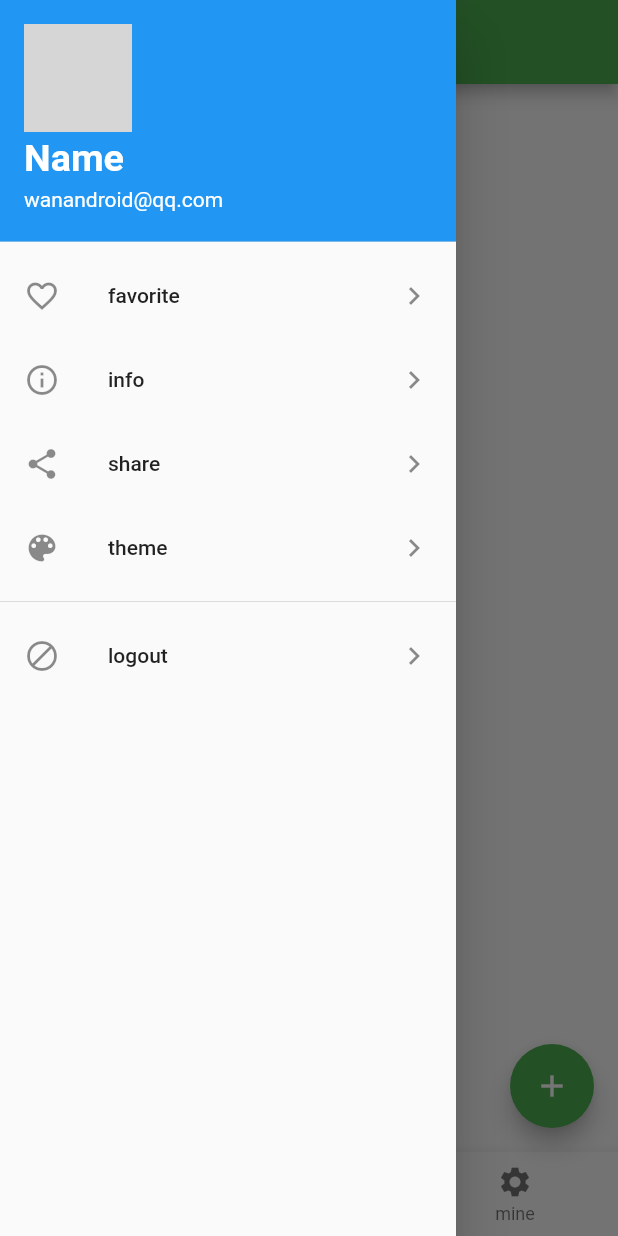
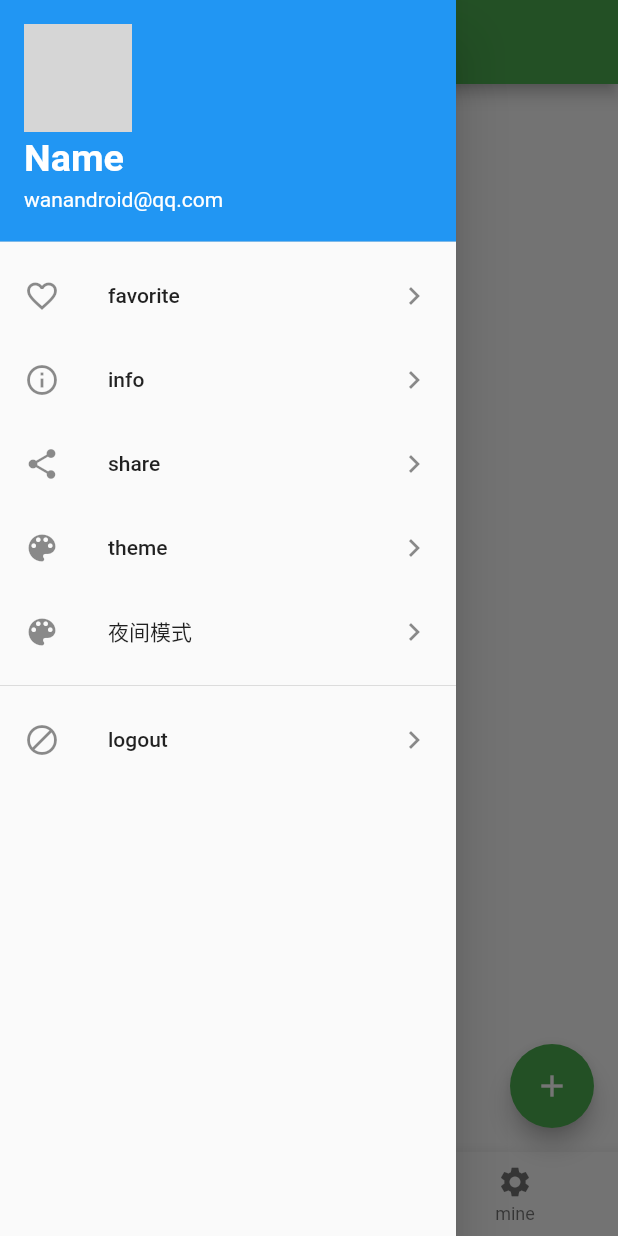
Before and after one commit to qintangtao/flutter_app02, a Flutter app: the screen it shows after launch, with the side drawer open, on a phone screen of 412 x 824 dp. Run offline on Flutter 3.47's test engine with Material 2 defaults, Android fonts, the light colour scheme and no system bars; our stand-ins replace date_format, flutter_screenutil, fluttertoast, image_picker, shared_preferences; missing offline and left inert: city_pickers, flutter_picker, tform; network calls fail; grey boxes are pictures that could not be loaded.

Commit message:
add ThemeMode

```diff
--- a/lib/main.dart
+++ b/lib/main.dart
@@ -1,12 +1,10 @@
 import 'package:flutter/material.dart';
 import 'package:provider/provider.dart';
-import 'package:shared_preferences/shared_preferences.dart';
 import 'package:flutter_picker/flutter_picker.dart';
 import 'package:flutter_localizations/flutter_localizations.dart';
 import 'package:flutter_screenutil/flutter_screenutil.dart';
 import 'package:flutter_app02/viewmodel/theme_view_model.dart';
 import 'package:flutter_app02/generated/l10n.dart';
-import 'package:flutter_app02/res/colors.dart';
 import 'package:flutter_app02/ui/page/main/main_page.dart';
 
 void main() async {
@@ -29,27 +27,11 @@ class MyApp extends StatefulWidget {
 
 class _MyAppState extends State<MyApp> {
 
-//class MyApp extends StatelessWidget {
-
-  //const MyApp({Key? key}) : super(key: key);
-
   @override
   void initState() {
     // TODO: implement initState
     super.initState();
-    _initAsync();
-  }
-
-  void _initAsync() async {
-    //int index = await _getTheme();
-    int index = await Provider.of<ThemeViewModel>(context, listen: false).getTheme();
-    print("default theme ${index}");
-    Provider.of<ThemeViewModel>(context, listen: false).setTheme(index);
-  }
-
-  Future<int> _getTheme() async {
-    SharedPreferences sp = await SharedPreferences.getInstance();
-    return sp.getInt("themeIndex") ?? 0;
+    Provider.of<ThemeViewModel>(context, listen: false).init();
   }
 
   // This widget is the root of your application.
@@ -70,12 +52,9 @@ class _MyAppState extends State<MyApp> {
 
           return MaterialApp(
             title: 'Flutter Demo',
-            theme: ThemeData(
-              primaryColor:  YColors.themeColor[model.index]["primaryColor"],
-              appBarTheme: AppBarTheme(
-                color: YColors.themeColor[model.index]["primaryColor"],
-              ),
-            ),
+            themeMode: model.themeMode,
+            theme: model.lightTheme,
+            darkTheme: model.darkTheme,
             localizationsDelegates: const [
               GlobalMaterialLocalizations.delegate,
               GlobalCupertinoLocalizations.delegate,
@@ -89,44 +68,7 @@ class _MyAppState extends State<MyApp> {
         },
       ),
     );
-    /*
-    ScreenUtil.init(
-        BoxConstraints(
-            maxWidth: MediaQuery.of(context).size.width,
-            maxHeight: MediaQuery.of(context).size.height
-        ),
-        designSize: const Size(360, 690),
-        orientation: Orientation.portrait
-    );
 
-    return Consumer<ThemeViewModel>(
-      builder: (context,model,child) {
-        //int indexa = model.index;
-        //var priColor = YColors.themeColor[model.index]["primaryColor"];
-        //print('ThemeProvide setTheme ${indexa} ${priColor}');
-        return MaterialApp(
-          title: 'Flutter Demo',
-          theme: ThemeData(
-            primaryColor:  YColors.themeColor[model.index]["primaryColor"],
-            appBarTheme: AppBarTheme(
-              color: YColors.themeColor[model.index]["primaryColor"],
-            ),
-          ),
-          localizationsDelegates: const [
-            GlobalMaterialLocalizations.delegate,
-            GlobalCupertinoLocalizations.delegate,
-            GlobalWidgetsLocalizations.delegate,
-            PickerLocalizationsDelegate.delegate,
-            S.delegate
-          ],
-          supportedLocales: S.delegate.supportedLocales,
-          home: const MainPage(),
-        );
-      },
-    );
-*/
   }
 
-
-
 }
--- a/lib/res/colors.dart
+++ b/lib/res/colors.dart
@@ -6,45 +6,45 @@ class YColors {
   static const Map themeColor = {
     0: {//green
       "primaryColor": Color(0xff4caf50),
-      "colorPrimaryDark": Color(0xff388E3C),
-      "colorAccent": Color(0xff8BC34A),
-      "colorPrimaryLight": Color(0xffC8E6C9),
+      "primaryColorDark": Color(0xff388E3C),
+      "primaryColorLight": Color(0xffC8E6C9),
+      "accentColor": Color(0xff8BC34A),
     },
     1:{//red
       "primaryColor": Color(0xffF44336),
-      "colorPrimaryDark": Color(0xffD32F2F),
-      "colorAccent": Color(0xffFF5252),
-      "colorPrimaryLight": Color(0xffFFCDD2),
+      "primaryColorDark": Color(0xffD32F2F),
+      "primaryColorLight": Color(0xffFFCDD2),
+      "accentColor": Color(0xffFF5252),
     },
     2:{//blue
       "primaryColor": Color(0xff2196F3),
-      "colorPrimaryDark": Color(0xff1976D2),
-      "colorAccent": Color(0xff448AFF),
-      "colorPrimaryLight": Color(0xffBBDEFB),
+      "primaryColorDark": Color(0xff1976D2),
+      "primaryColorLight": Color(0xffBBDEFB),
+      "accentColor": Color(0xff448AFF),
     },
     3:{//pink
       "primaryColor": Color(0xffE91E63),
-      "colorPrimaryDark": Color(0xffC2185B),
-      "colorAccent": Color(0xffFF4081),
-      "colorPrimaryLight": Color(0xffF8BBD0),
+      "primaryColorDark": Color(0xffC2185B),
+      "primaryColorLight": Color(0xffF8BBD0),
+      "accentColor": Color(0xffFF4081),
     },
     4:{//purple
       "primaryColor": Color(0xff673AB7),
-      "colorPrimaryDark": Color(0xff512DA8),
-      "colorAccent": Color(0xff7C4DFF),
-      "colorPrimaryLight": Color(0xffD1C4E9),
+      "primaryColorDark": Color(0xff512DA8),
+      "primaryColorLight": Color(0xffD1C4E9),
+      "accentColor": Color(0xff7C4DFF),
     },
     5:{//grey
       "primaryColor": Color(0xff9E9E9E),
-      "colorPrimaryDark": Color(0xff616161),
-      "colorAccent": Color(0xff9E9E9E),
-      "colorPrimaryLight": Color(0xffF5F5F5),
+      "primaryColorDark": Color(0xff616161),
+      "primaryColorLight": Color(0xffF5F5F5),
+      "accentColor": Color(0xff9E9E9E),
     },
     6:{//black
       "primaryColor": Color(0xff333333),
-      "colorPrimaryDark": Color(0xff000000),
-      "colorAccent": Color(0xff666666),
-      "colorPrimaryLight": Color(0xff999999),
+      "primaryColorDark": Color(0xff000000),
+      "primaryColorLight": Color(0xff999999),
+      "accentColor": Color(0xff666666),
     },
   };
 }
--- a/lib/ui/page/main/main_page.dart
+++ b/lib/ui/page/main/main_page.dart
@@ -33,17 +33,13 @@ class _MainPageState extends State<MainPage> {
   ];
 
   @override
+  void initState() {
+    // TODO: implement initState
+    super.initState();
+  }
+
+  @override
   Widget build(BuildContext context) {
-    /*
-    ScreenUtil.init(
-        BoxConstraints(
-            maxWidth: MediaQuery.of(context).size.width,
-            maxHeight: MediaQuery.of(context).size.height
-        ),
-        designSize: const Size(360, 690),
-        orientation: Orientation.portrait
-    );
-  */
     if (_title.isEmpty) {
       _title = S.of(context).home;
     }
@@ -53,7 +49,6 @@ class _MainPageState extends State<MainPage> {
         // Here we take the value from the MyHomePage object that was created by
         // the App.build method, and use it to set our appbar title.
         title: Text(_title),
-        backgroundColor: Theme.of(context).primaryColor,
       ),
       body: PageView(
         onPageChanged: _pageChange,
@@ -131,6 +126,21 @@ class _MainPageState extends State<MainPage> {
             },
           ),
 
+          ListTile(
+            leading: const Icon(Icons.color_lens),
+            title: const Text('夜间模式'),
+            trailing:const  Icon(Icons.chevron_right),
+            onTap: () {
+              final ThemeViewModel themeViewModel = Provider.of<ThemeViewModel>(context, listen: false);
+              if (themeViewModel.themeMode == ThemeMode.light) {
+                themeViewModel.themeMode = ThemeMode.dark;
+              } else {
+                themeViewModel.themeMode = ThemeMode.light;
+              }
+              Navigator.of(context).pop();
+            },
+          ),
+
           const Divider(),
 
           ListTile(
@@ -200,7 +210,7 @@ class _MainPageState extends State<MainPage> {
             )
           ],
           content: SingleChildScrollView(
-            child: Container(
+            child: SizedBox(
               width: MediaQuery.of(context).size.width * 0.9,
               height: MediaQuery.of(context).size.height * 0.5,
               child: ListView.builder(
@@ -213,7 +223,7 @@ class _MainPageState extends State<MainPage> {
                       color: YColors.themeColor[position]["primaryColor"],
                     ),
                     onTap: () {
-                      Provider.of<ThemeViewModel>(context, listen: false).setTheme(position);
+                      Provider.of<ThemeViewModel>(context, listen: false).themeIndex = position;
                       Navigator.of(context).pop();
                     },
                   );
--- a/lib/ui/widgets/loading_dialog.dart
+++ b/lib/ui/widgets/loading_dialog.dart
@@ -28,6 +28,7 @@ class LoadingDialog extends StatelessWidget {
   @override
   Widget build(BuildContext context) {
     // TODO: implement build
+    final DialogTheme dialogTheme = DialogTheme.of(context);
     return Material(
       type: MaterialType.transparency,
       child: GestureDetector(
@@ -45,7 +46,7 @@ class LoadingDialog extends StatelessWidget {
                 onTap: () {},
                 child: Container(
                   decoration: ShapeDecoration(
-                    color: backgroundColor ?? Colors.white,
+                    color: backgroundColor ?? dialogTheme.backgroundColor ?? Theme.of(context).dialogBackgroundColor,
                     shape: const RoundedRectangleBorder(
                       borderRadius: BorderRadius.all(Radius.circular(AppDimens.DIMENS_10),),
                     ),
--- a/lib/ui/widgets/photos_cell.dart
+++ b/lib/ui/widgets/photos_cell.dart
@@ -26,7 +26,7 @@ class CustomPhotosWidget extends StatelessWidget {
               row.title,
               style: const TextStyle(
                 fontSize: 15,
-                color: Colors.black87,
+                //color: Colors.black87,
               ),
             ),
           ),
--- a/lib/ui/widgets/select_image.dart
+++ b/lib/ui/widgets/select_image.dart
@@ -32,7 +32,7 @@ class _SelectImageViewState  extends State<SelectImageView> {
       child: Container(
         width: ScreenUtil().setWidth(90),
         margin: EdgeInsets.only(right: ScreenUtil().setWidth(10)),
-        color: Colors.grey[200],
+        color: Theme.of(context).brightness == Brightness.light ? Colors.grey[200] : Colors.grey[700] ,
         child:  imageUrl != null
           ? Image.file(File(imageUrl!),fit: BoxFit.cover,)
           : const SizedBox.shrink()
@@ -87,9 +87,10 @@ class _SelectImageViewState  extends State<SelectImageView> {
                 title: Text(
                   S.of(context).cancelText,
                   textAlign: TextAlign.center,
+                  /*
                   style: TextStyle(
                     color: Theme.of(context).primaryColor,
-                  ),
+                  ),*/
                 ),
                 onTap: () {
                   Navigator.pop(context);
--- a/lib/ui/widgets/verifitionc_code_button.dart
+++ b/lib/ui/widgets/verifitionc_code_button.dart
@@ -52,7 +52,9 @@ class _VerifitionCodeButtonState extends State<VerifitionCodeButton> {
               style: Theme.of(context)
                   .textTheme
                   .button
-                  ?.copyWith(color: Theme.of(context).primaryColor),
+                  ?.copyWith(
+                  color: Theme.of(context).brightness == Brightness.light ? Theme.of(context).primaryColor : Colors.white
+              ),
             );
           },
         ),
--- a/lib/viewmodel/theme_view_model.dart
+++ b/lib/viewmodel/theme_view_model.dart
@@ -1,28 +1,116 @@
 import 'package:flutter/material.dart';
 import 'package:shared_preferences/shared_preferences.dart';
+import 'package:flutter_app02/res/colors.dart';
 
 class ThemeViewModel with ChangeNotifier {
 
-  int _index = 0;
-  int get index => _index;
+  void init() async {
+    int index = await _loadThemeMode();
+    if (index == ThemeMode.light.index) {
+      _themeMode = ThemeMode.light;
+    } else if (index == ThemeMode.dark.index) {
+      _themeMode = ThemeMode.dark;
+    } else {
+      _themeMode = ThemeMode.system;
+    }
 
-  void setTheme(int index) async {
-    if (index == _index) return;
-    _index = index;
-    SharedPreferences sp = await SharedPreferences.getInstance();
-    sp.setInt("themeIndex", _index);
+    index = await _loadThemeIndex();
+    _themeIndex = index;
+
+    print("_themeMode:${_themeMode.index}, _themeIndex:${_themeIndex}");
     notifyListeners();
   }
 
-  Future<int> getTheme() async {
+  ThemeMode _themeMode = ThemeMode.system;
+  ThemeMode get themeMode => _themeMode;
+  set themeMode(ThemeMode newModel) {
+    if (newModel == _themeMode) return;
+    _themeMode = newModel;
+    _saveThemeMode();
+    notifyListeners();
+  }
+
+  int _themeIndex = 0;
+  int get themeIndex => _themeIndex;
+  set themeIndex(int newIndex) {
+    if (newIndex == _themeIndex) return;
+    if (newIndex >= YColors.themeColor.length) return;
+    _themeIndex = newIndex;
+    _saveThemeIndex();
+    notifyListeners();
+  }
+
+  ThemeData get lightTheme => _lightTheme();
+  ThemeData get darkTheme => _dartTheme();
+
+  Color get primaryColor => YColors.themeColor[themeIndex]["primaryColor"];
+  Color get primaryColorDark => YColors.themeColor[themeIndex]["primaryColorDark"];
+  Color get primaryColorLight => YColors.themeColor[themeIndex]["primaryColorLight"];
+  Color get accentColor => YColors.themeColor[themeIndex]["accentColor"];
+
+  ThemeData _lightTheme() {
+     return ThemeData.light().copyWith(
+       primaryColor: primaryColor,
+       appBarTheme: AppBarTheme(
+         backgroundColor: primaryColor,
+       ),
+     );
+    return ThemeData.from(
+      colorScheme: ColorScheme.light(
+          primary: primaryColor,
+          //primaryVariant: Colors.white,
+          //secondary: const Color(0xff1976D2),
+          //secondaryVariant: const Color(0xff1976D2),
+          //background: const Color(0xffF5F5F5),
+          //surface: Colors.white,
+          //onSurface: Colors.white,
+          //onPrimary: Colors.white
+      ),
+    ).copyWith(
+      appBarTheme: AppBarTheme(
+        backgroundColor: primaryColor,
+      ),
+    );
+  }
+
+  ThemeData _dartTheme() {
+    return ThemeData.dark();
+    return ThemeData.from(
+      colorScheme: const ColorScheme.dark(
+          primary: Colors.white, //Color(0xff212121),
+          //primaryVariant: Color(0xff212121),
+          //secondary: Colors.blueAccent,
+          //secondaryVariant: Colors.blueAccent,
+          //background: Colors.black,
+          //surface: Color(0xff212121),
+          //onPrimary: Colors.white,
+          //onSurface: Colors.white
+      ),
+    ).copyWith(
+      applyElevationOverlayColor: false,
+      //appBarTheme: AppBarTheme(
+        //color: primaryColor,
+      //),
+    );
+  }
+
+  Future<void> _saveThemeMode() async {
+    SharedPreferences sp = await SharedPreferences.getInstance();
+    sp.setInt("themeMode", themeMode.index);
+  }
+
+  Future<int> _loadThemeMode() async {
+    SharedPreferences sp = await SharedPreferences.getInstance();
+    return sp.getInt("themeMode") ?? ThemeMode.system.index;
+  }
+
+  Future<void> _saveThemeIndex() async {
+    SharedPreferences sp = await SharedPreferences.getInstance();
+    sp.setInt("themeIndex", themeIndex);
+  }
+
+  Future<int> _loadThemeIndex() async {
     SharedPreferences sp = await SharedPreferences.getInstance();
     return sp.getInt("themeIndex") ?? 0;
   }
-
-  @override
-  void dispose() {
-    // TODO: implement dispose
-    super.dispose();
-    print("ThemeProvider.dispose");
-  }
 }
```
Also changed, not shown: lib/ui/page/login/login_page.dart (+15 -10 lines), lib/util/picker_util.dart (+26 -7 lines).
